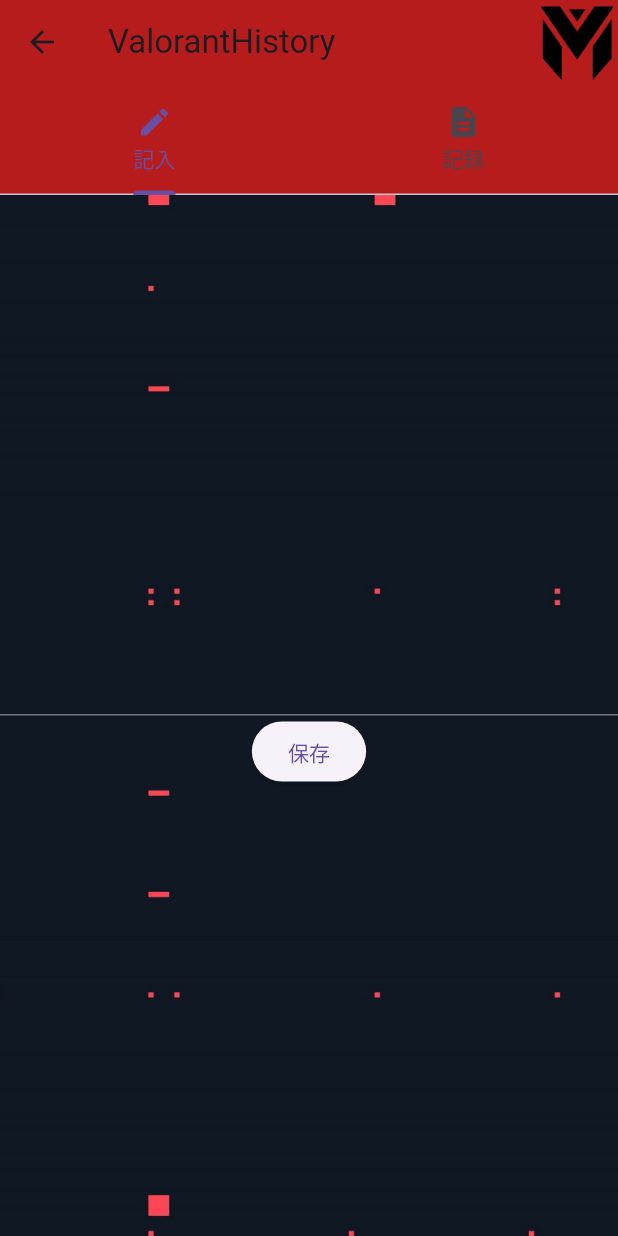
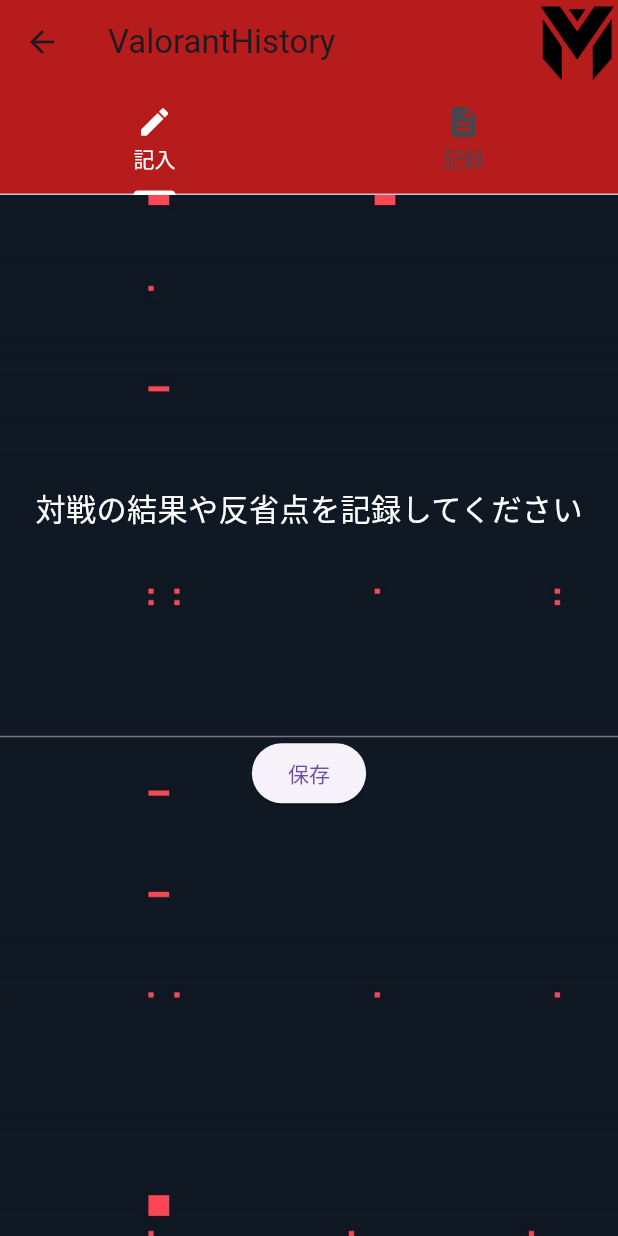
Before and after one commit to ShioyaHayato/Valorant-Master, a Flutter app: the ValorantHistoryPage screen opened directly, on a phone screen of 412 x 824 dp. Run offline on Flutter 3.47's test engine with Material 3 defaults, Android fonts, the phone set to English and light mode, and no system bars; our stand-ins replace page_transition, shared_preferences; accounts and stored records are empty.

Commit message:
2/5ヒストリー欄完成

```diff
--- a/valorantmaster/lib/mainfolder/ValorantHistory.dart
+++ b/valorantmaster/lib/mainfolder/ValorantHistory.dart
@@ -6,7 +6,8 @@
 
   final _tab = <Tab> [
     const Tab( text:'記入', icon: Icon(Icons.edit)),
-    const Tab( text:'記録', icon: Icon(Icons.description)),
+    const Tab( text:'記録', icon: Icon(Icons.description)
+    ),
   ];
 
    ValorantHistoryPage({super.key});
@@ -23,6 +24,8 @@
           backgroundColor: Colors.red[900],
           title: const Text("ValorantHistory"),
           bottom: TabBar(
+            indicatorColor: Colors.white,
+        labelColor: Colors.white,
             tabs: _tab,
           ),
         ),
--- a/valorantmaster/lib/mainfolder/in.dart
+++ b/valorantmaster/lib/mainfolder/in.dart
@@ -25,9 +25,13 @@
           ),
           Center(
             child: Column(
+
               mainAxisAlignment: MainAxisAlignment.center,
               children: [
-
+                const Text('対戦の結果や反省点を記録してください',
+                style: TextStyle(color: Colors.white,fontSize: 20.10,),
+                 ),
+                 const SizedBox(height: 90.0,),
                 TextField(
                   controller: _textController,
                   style: const TextStyle(color: Colors.white),
@@ -51,7 +55,9 @@
               );
             },
             child: const Text('保存'),
+
           ),
+                 const SizedBox(height: 90.0,),
 
 
           ]
```
